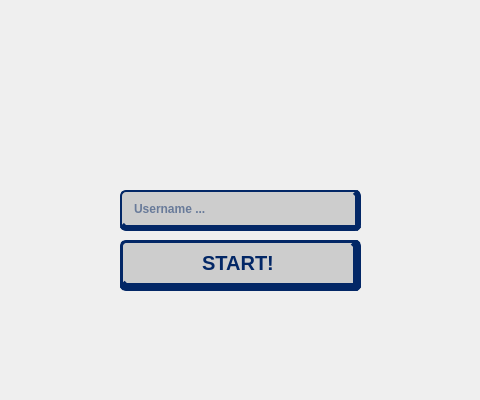
Old version of the form client/Pantallas/loginscreen.ui in the repository Taller-de-Programacion-2c2025-Grupo-20/TP_final-2025c2-Grupo20; both pictures show x 160 to 640 and y 0 to 400 of the 846 by 600 pixel window.
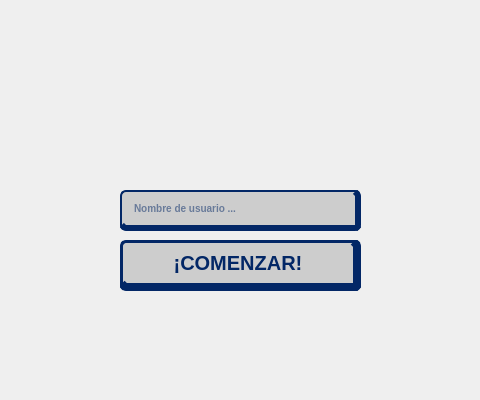
New version of the form.

The edit to the form file:
```diff
--- a/client/Pantallas/loginscreen.ui
+++ b/client/Pantallas/loginscreen.ui
@@ -58,7 +58,7 @@
 }</string>
    </property>
    <property name="text">
-    <string>START!</string>
+    <string>¡COMENZAR!</string>
    </property>
   </widget>
   <widget class="QLineEdit" name="edit_nombre">
@@ -75,7 +75,7 @@
     background-color: #CDCDCD; 
     color: #032766;
     font-family: &quot;Press Start 2P&quot;;
-    font-size: 12px;
+    font-size: 10px;
     font-weight: bold;
     border: 2px solid #032766;
     border-bottom: 6px solid #032766; 
@@ -97,7 +97,7 @@
     <string/>
    </property>
    <property name="placeholderText">
-    <string>Username ...</string>
+    <string>Nombre de usuario ...</string>
    </property>
   </widget>
   <widget class="QLabel" name="label_error">
```
